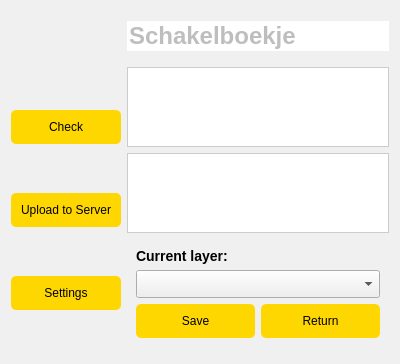
This is Server_uploader_dialog_base.ui in bramwuytss/QGIS-Plugin as Qt 5 draws it before an edit. The edited form follows.
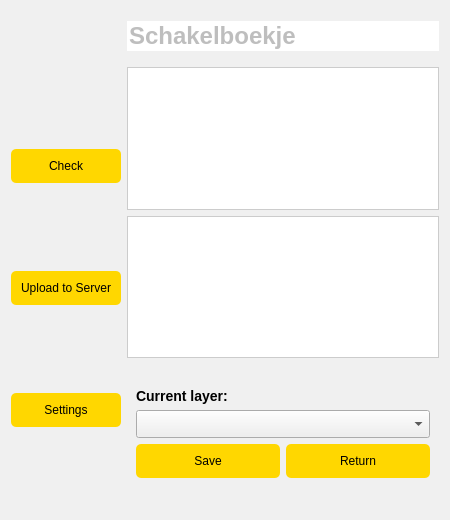
This is the edited form. Icons and pictures are not drawn.

The edit to the form file:
```diff
--- a/Server_uploader_dialog_base.ui
+++ b/Server_uploader_dialog_base.ui
@@ -6,8 +6,8 @@
    <rect>
     <x>0</x>
     <y>0</y>
-    <width>400</width>
-    <height>351</height>
+    <width>450</width>
+    <height>520</height>
    </rect>
   </property>
   <property name="windowTitle">
```
